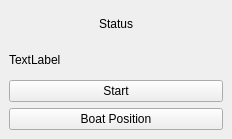
This is tools/qgis/seabot/seabot_dockwidget_base.ui in ThomasLeMezo/seabot as Qt 5 draws it before an edit. The edited form follows.
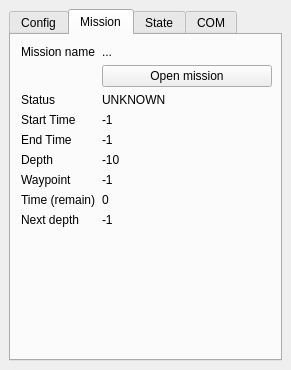
This is the edited form. The open tabs and pages were chosen to show the change.

Commit message: [qgis] Add mission loader + correction thread gps

What changed in the file:
```diff
--- a/tools/qgis/seabot/seabot_dockwidget_base.ui
+++ b/tools/qgis/seabot/seabot_dockwidget_base.ui
@@ -6,50 +6,332 @@
    <rect>
     <x>0</x>
     <y>0</y>
-    <width>232</width>
-    <height>139</height>
+    <width>291</width>
+    <height>370</height>
    </rect>
   </property>
+  <property name="sizePolicy">
+   <sizepolicy hsizetype="Maximum" vsizetype="Maximum">
+    <horstretch>0</horstretch>
+    <verstretch>0</verstretch>
+   </sizepolicy>
+  </property>
+  <property name="minimumSize">
+   <size>
+    <width>250</width>
+    <height>269</height>
+   </size>
+  </property>
   <property name="windowTitle">
    <string>Seabot</string>
   </property>
   <widget class="QWidget" name="dockWidgetContents">
+   <property name="sizePolicy">
+    <sizepolicy hsizetype="Expanding" vsizetype="Expanding">
+     <horstretch>0</horstretch>
+     <verstretch>0</verstretch>
+    </sizepolicy>
+   </property>
+   <property name="minimumSize">
+    <size>
+     <width>250</width>
+     <height>250</height>
+    </size>
+   </property>
+   <property name="baseSize">
+    <size>
+     <width>250</width>
+     <height>250</height>
+    </size>
+   </property>
    <layout class="QGridLayout" name="gridLayout">
     <item row="0" column="0">
-     <widget class="QLabel" name="label">
-      <property name="text">
-       <string>Status</string>
+     <widget class="QTabWidget" name="tabWidget">
+      <property name="sizePolicy">
+       <sizepolicy hsizetype="Maximum" vsizetype="Maximum">
+        <horstretch>0</horstretch>
+        <verstretch>0</verstretch>
+       </sizepolicy>
       </property>
-      <property name="alignment">
-       <set>Qt::AlignCenter</set>
+      <property name="minimumSize">
+       <size>
+        <width>100</width>
+        <height>220</height>
+       </size>
       </property>
-     </widget>
-    </item>
-    <item row="2" column="0">
-     <widget class="QPushButton" name="pushButton">
-      <property name="text">
-       <string>Start</string>
+      <property name="maximumSize">
+       <size>
+        <width>524287</width>
+        <height>524287</height>
+       </size>
       </property>
-      <property name="checkable">
-       <bool>true</bool>
+      <property name="baseSize">
+       <size>
+        <width>250</width>
+        <height>250</height>
+       </size>
       </property>
-     </widget>
-    </item>
-    <item row="3" column="0">
-     <widget class="QPushButton" name="pushButtonBoat">
-      <property name="text">
-       <string>Boat Position</string>
+      <property name="autoFillBackground">
+       <bool>false</bool>
       </property>
-      <property name="checkable">
-       <bool>true</bool>
+      <property name="currentIndex">
+       <number>0</number>
       </property>
-     </widget>
-    </item>
-    <item row="1" column="0">
-     <widget class="QLabel" name="label_2">
-      <property name="text">
-       <string>TextLabel</string>
+      <property name="elideMode">
+       <enum>Qt::ElideNone</enum>
       </property>
+      <widget class="QWidget" name="Config">
+       <property name="sizePolicy">
+        <sizepolicy hsizetype="Maximum" vsizetype="Maximum">
+         <horstretch>0</horstretch>
+         <verstretch>0</verstretch>
+        </sizepolicy>
+       </property>
+       <attribute name="title">
+        <string>Config</string>
+       </attribute>
+       <widget class="QWidget" name="verticalLayoutWidget">
+        <property name="geometry">
+         <rect>
+          <x>10</x>
+          <y>10</y>
+          <width>251</width>
+          <height>281</height>
+         </rect>
+        </property>
+        <layout class="QVBoxLayout" name="verticalLayout_2" stretch="1,1,1">
+         <property name="spacing">
+          <number>3</number>
+         </property>
+         <property name="sizeConstraint">
+          <enum>QLayout::SetDefaultConstraint</enum>
+         </property>
+         <property name="leftMargin">
+          <number>0</number>
+         </property>
+         <property name="topMargin">
+          <number>0</number>
+         </property>
+         <property name="rightMargin">
+          <number>0</number>
+         </property>
+         <property name="bottomMargin">
+          <number>0</number>
+         </property>
+         <item>
+          <widget class="QLabel" name="label">
+           <property name="minimumSize">
+            <size>
+             <width>100</width>
+             <height>0</height>
+            </size>
+           </property>
+           <property name="text">
+            <string>Status</string>
+           </property>
+           <property name="alignment">
+            <set>Qt::AlignCenter</set>
+           </property>
+          </widget>
+         </item>
+         <item>
+          <widget class="QPushButton" name="pushButton_connexion">
+           <property name="minimumSize">
+            <size>
+             <width>100</width>
+             <height>0</height>
+            </size>
+           </property>
+           <property name="text">
+            <string>Connexion</string>
+           </property>
+           <property name="checkable">
+            <bool>true</bool>
+           </property>
+          </widget>
+         </item>
+         <item>
+          <widget class="QPushButton" name="pushButton_boat">
+           <property name="minimumSize">
+            <size>
+             <width>100</width>
+             <height>0</height>
+            </size>
+           </property>
+           <property name="text">
+            <string>Boat Position</string>
+           </property>
+           <property name="checkable">
+            <bool>true</bool>
+           </property>
+          </widget>
+         </item>
+        </layout>
+       </widget>
+      </widget>
+      <widget class="QWidget" name="tab_2">
+       <attribute name="title">
+        <string>Mission</string>
+       </attribute>
+       <widget class="QWidget" name="verticalLayoutWidget_2">
+        <property name="geometry">
+         <rect>
+          <x>10</x>
+          <y>10</y>
+          <width>251</width>
+          <height>219</height>
+         </rect>
+        </property>
+        <layout class="QVBoxLayout" name="verticalLayout_3">
+         <property name="sizeConstraint">
+          <enum>QLayout::SetMaximumSize</enum>
+         </property>
+         <item>
+          <layout class="QFormLayout" name="formLayout">
+           <item row="0" column="0">
+            <widget class="QLabel" name="label_6">
+             <property name="text">
+              <string>Mission name</string>
+             </property>
+            </widget>
+           </item>
+           <item row="0" column="1">
+            <widget class="QLabel" name="label_mission_file">
+             <property name="text">
+              <string>...</string>
+             </property>
+            </widget>
+           </item>
+           <item row="2" column="0">
+            <widget class="QLabel" name="label_2">
+             <property name="text">
+              <string>Status</string>
+             </property>
+            </widget>
+           </item>
+           <item row="2" column="1">
+            <widget class="QLabel" name="label_mission_status">
+             <property name="text">
+              <string>UNKNOWN</string>
+             </property>
+            </widget>
+           </item>
+           <item row="3" column="0">
+            <widget class="QLabel" name="label_7">
+             <property name="text">
+              <string>Start Time</string>
+             </property>
+            </widget>
+           </item>
+           <item row="3" column="1">
+            <widget class="QLabel" name="label_mission_start_time">
+             <property name="text">
+              <string>-1</string>
+             </property>
+            </widget>
+           </item>
+           <item row="4" column="0">
+            <widget class="QLabel" name="label_9">
+             <property name="text">
+              <string>End Time</string>
+             </property>
+            </widget>
+           </item>
+           <item row="4" column="1">
+            <widget class="QLabel" name="label_mission_end_time">
+             <property name="text">
+              <string>-1</string>
+             </property>
+            </widget>
+           </item>
+           <item row="5" column="0">
+            <widget class="QLabel" name="label_4">
+             <property name="text">
+              <string>Depth</string>
+             </property>
+            </widget>
+           </item>
+           <item row="5" column="1">
+            <widget class="QLabel" name="label_mission_depth">
+             <property name="text">
+              <string>-10</string>
+             </property>
+            </widget>
+           </item>
+           <item row="6" column="0">
+            <widget class="QLabel" name="label_3">
+             <property name="text">
+              <string>Waypoint</string>
+             </property>
+            </widget>
+           </item>
+           <item row="6" column="1">
+            <widget class="QLabel" name="label_mission_waypoint_id">
+             <property name="text">
+              <string>-1</string>
+             </property>
+            </widget>
+           </item>
+           <item row="7" column="0">
+            <widget class="QLabel" name="label_5">
+             <property name="text">
+              <string>Time (remain)</string>
+             </property>
+            </widget>
+           </item>
+           <item row="7" column="1">
+            <widget class="QLabel" name="label_mission_time_remain">
+             <property name="text">
+              <string>0</string>
+             </property>
+            </widget>
+           </item>
+           <item row="8" column="0">
+            <widget class="QLabel" name="label_11">
+             <property name="text">
+              <string>Next depth</string>
+             </property>
+            </widget>
+           </item>
+           <item row="8" column="1">
+            <widget class="QLabel" name="label_mission_next_depth">
+             <property name="text">
+              <string>-1</string>
+             </property>
+            </widget>
+           </item>
+           <item row="1" column="1">
+            <widget class="QPushButton" name="pushButton">
+             <property name="text">
+              <string>Open mission</string>
+             </property>
+            </widget>
+           </item>
+          </layout>
+         </item>
+        </layout>
+       </widget>
+      </widget>
+      <widget class="QWidget" name="tab">
+       <attribute name="title">
+        <string>State</string>
+       </attribute>
+       <widget class="QTableWidget" name="tableWidget">
+        <property name="geometry">
+         <rect>
+          <x>10</x>
+          <y>10</y>
+          <width>256</width>
+          <height>281</height>
+         </rect>
+        </property>
+       </widget>
+      </widget>
+      <widget class="QWidget" name="tab_3">
+       <attribute name="title">
+        <string>COM</string>
+       </attribute>
+      </widget>
      </widget>
     </item>
    </layout>
```
Left out of the diff: 3 changed lines with no effect on the pictures. The commit also changes 4 other files.
